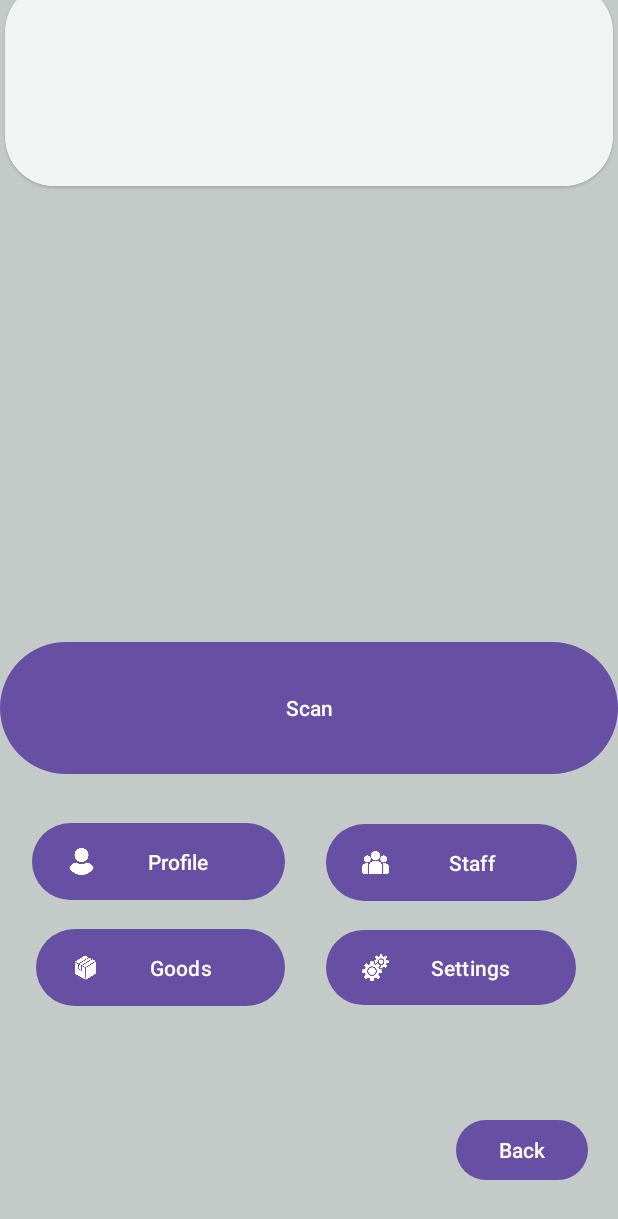
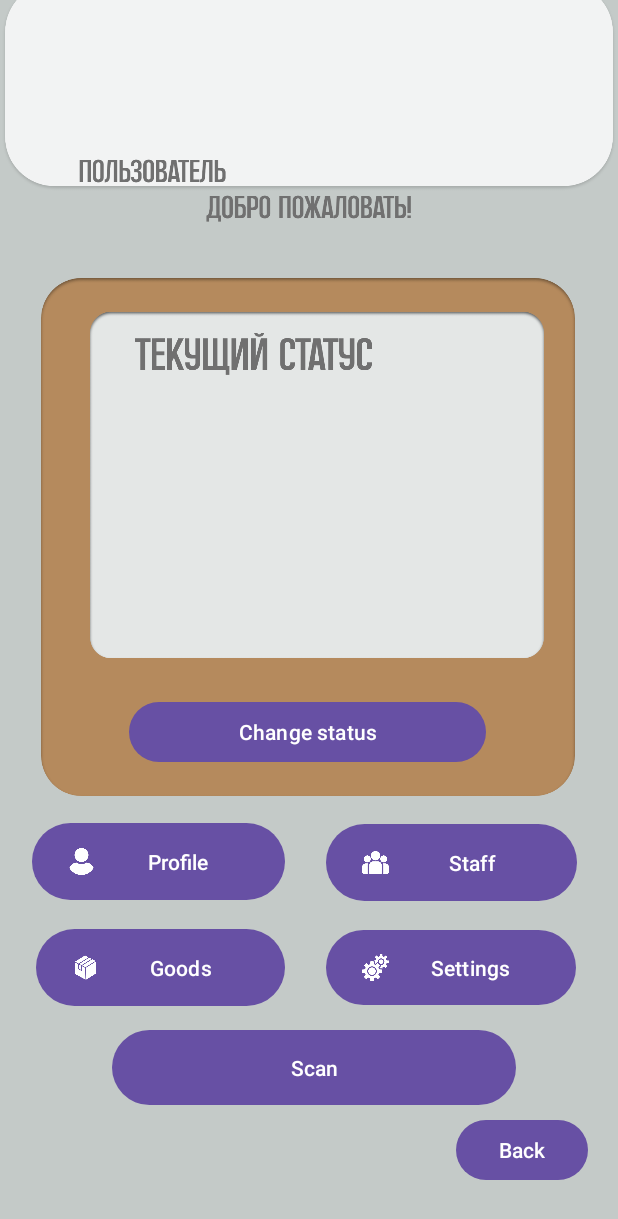
Before and after one commit to goofbull/My_App, an Android app: the QRScann screen opened directly, with no data from a screen before it, on a phone screen of 412 x 824 dp. Shown: the top 1219 px of the screen. Run offline under Robolectric (Android 15) with nearby library versions, the phone set to English and light mode, and no system bars; libraries missing offline, so code that uses them is left out: com.journeyapps.barcodescanner.

Commit message:
Added login page plus colors

```diff
--- a/app/src/main/res/layout/activity_qrscann.xml
+++ b/app/src/main/res/layout/activity_qrscann.xml
@@ -8,19 +8,43 @@
     android:background="#C4CAC8"
     tools:context=".QRScann">
 
+    <ImageView
+        android:id="@+id/imageView4"
+        android:layout_width="398dp"
+        android:layout_height="345dp"
+        android:layout_alignParentStart="true"
+        android:layout_alignParentEnd="true"
+        android:layout_alignParentBottom="true"
+        android:layout_marginStart="6dp"
+        android:layout_marginEnd="7dp"
+        android:layout_marginBottom="293dp"
+        app:srcCompat="@mipmap/comp13" />
+
+    <ImageView
+        android:id="@+id/imageView6"
+        android:layout_width="302dp"
+        android:layout_height="349dp"
+        android:layout_alignParentStart="true"
+        android:layout_alignParentEnd="true"
+        android:layout_alignParentBottom="true"
+        android:layout_marginStart="60dp"
+        android:layout_marginEnd="49dp"
+        android:layout_marginBottom="326dp"
+        app:srcCompat="@mipmap/comp16" />
+
     <Button
         android:id="@+id/btn_scan"
-        android:layout_width="match_parent"
-        android:layout_height="96dp"
+        android:layout_width="269dp"
+        android:layout_height="58dp"
         android:layout_alignParentEnd="true"
         android:layout_alignParentBottom="true"
-        android:layout_marginEnd="0dp"
-        android:layout_marginBottom="304dp"
+        android:layout_marginEnd="68dp"
+        android:layout_marginBottom="83dp"
         android:gravity="center"
         android:text="Scan"></Button>
 
     <Button
-        android:id="@+id/button2"
+        android:id="@+id/btn_Profile"
         android:layout_width="168dp"
         android:layout_height="59dp"
         android:layout_alignParentStart="true"
@@ -35,7 +59,7 @@
         app:icon="@mipmap/user" />
 
     <Button
-        android:id="@+id/button3"
+        android:id="@+id/btn_Goods"
         android:layout_width="164dp"
         android:layout_height="59dp"
         android:layout_alignParentStart="true"
@@ -48,7 +72,7 @@
         app:icon="@mipmap/goods" />
 
     <Button
-        android:id="@+id/button4"
+        android:id="@+id/btn_Staff"
         android:layout_width="wrap_content"
         android:layout_height="59dp"
         android:layout_alignParentStart="true"
@@ -61,7 +85,7 @@
         app:icon="@mipmap/group" />
 
     <Button
-        android:id="@+id/button5"
+        android:id="@+id/btn_Settings"
         android:layout_width="166dp"
         android:layout_height="58dp"
         android:layout_alignParentStart="true"
@@ -93,4 +117,52 @@
         android:layout_marginBottom="600dp"
         app:srcCompat="@mipmap/comp27" />
 
+    <ImageView
+        android:id="@+id/imageView2"
+        android:layout_width="179dp"
+        android:layout_height="20dp"
+        android:layout_alignParentStart="true"
+        android:layout_alignParentEnd="true"
+        android:layout_alignParentBottom="true"
+        android:layout_marginStart="116dp"
+        android:layout_marginEnd="116dp"
+        android:layout_marginBottom="676dp"
+        app:srcCompat="@mipmap/comp28" />
+
+    <ImageView
+        android:id="@+id/imageView3"
+        android:layout_width="124dp"
+        android:layout_height="20dp"
+        android:layout_alignParentStart="true"
+        android:layout_alignParentEnd="true"
+        android:layout_alignParentBottom="true"
+        android:layout_marginStart="39dp"
+        android:layout_marginEnd="248dp"
+        android:layout_marginBottom="700dp"
+        app:srcCompat="@mipmap/comp29" />
+
+    <ImageView
+        android:id="@+id/imageView5"
+        android:layout_width="274dp"
+        android:layout_height="28dp"
+        android:layout_alignParentStart="true"
+        android:layout_alignParentEnd="true"
+        android:layout_alignParentBottom="true"
+        android:layout_marginStart="32dp"
+        android:layout_marginEnd="105dp"
+        android:layout_marginBottom="574dp"
+        app:srcCompat="@mipmap/comp15" />
+
+    <Button
+        android:id="@+id/btn_ChangeStatus"
+        android:layout_width="237dp"
+        android:layout_height="wrap_content"
+        android:layout_alignParentStart="true"
+        android:layout_alignParentEnd="true"
+        android:layout_alignParentBottom="true"
+        android:layout_marginStart="86dp"
+        android:layout_marginEnd="88dp"
+        android:layout_marginBottom="312dp"
+        android:text="Change status" />
+
 </RelativeLayout>
--- a/app/src/main/res/values/colors.xml
+++ b/app/src/main/res/values/colors.xml
@@ -2,4 +2,10 @@
 <resources>
     <color name="black">#FF000000</color>
     <color name="white">#FFFFFFFF</color>
+    <color name = "grey">#D6D2D2</color>
+    <color name = "darkbrown">#B58A5D</color>
+    <color name = "navyblue">#768284</color>
+    <color name = "brown">#707070</color>
+    <color name = "lightblue">#C4CAC8</color>
+    <color name = "lightblack">#484646</color>
 </resources>
--- a/app/src/main/res/values/strings.xml
+++ b/app/src/main/res/values/strings.xml
@@ -44,4 +44,6 @@
         vestibulum. Fusce dictum libero quis erat maximus, vitae volutpat diam dignissim.
     </string>
     <string name="title_activity_qrscann">QRScann</string>
+    <string name="title_activity_login_page">LoginPage</string>
+    <string name="title_activity_main_page">MainPage</string>
 </resources>
```
Also changed, not shown: app/src/main/AndroidManifest.xml (+14 -3 lines), app/src/main/java/com/example/myapplication/MainActivity.java (+31 -54 lines), app/src/main/java/com/example/myapplication/MainPage.java (added, +70 -0 lines), app/src/main/res/drawable/custom_edittext.xml (added, +12 -0 lines), app/src/main/res/layout/activity_main.xml (+62 -77 lines), app/src/main/res/layout/activity_main_page.xml (added, +90 -0 lines), app/src/main/res/navigation/nav_graph3.xml (added, +28 -0 lines), app/src/main/res/navigation/nav_graph4.xml (added, +28 -0 lines).
